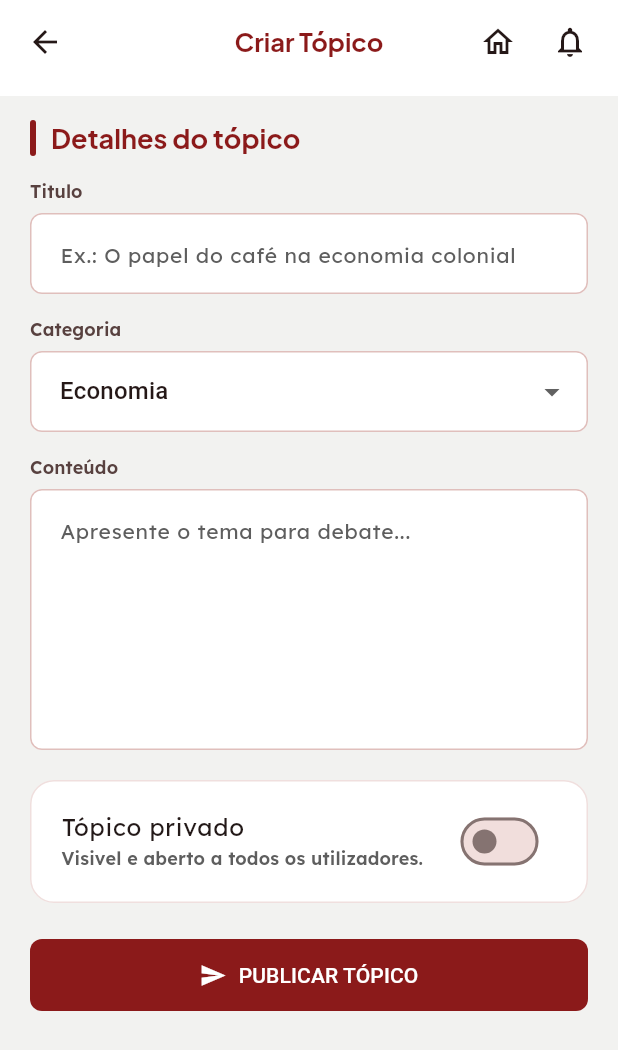
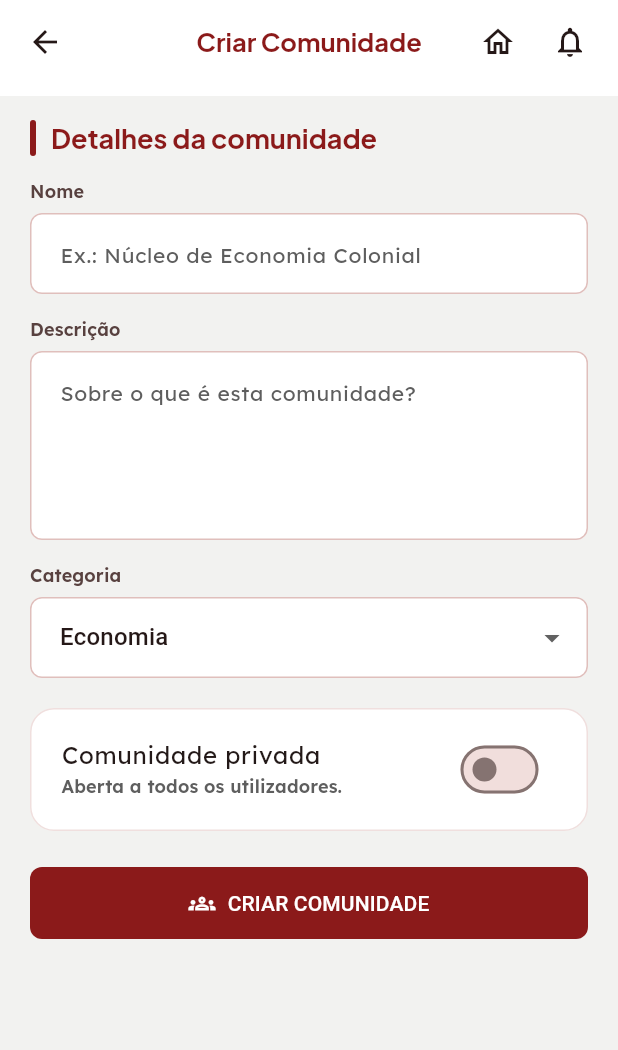
Before and after one commit to SW-Wanted/economia-historia-angola, a Flutter app: the CommunityScreen screen opened by its route, after a tap on "Criar", on a phone screen of 412 x 824 dp. Shown: the top 1050 px of the screen. Run offline on Flutter 3.47's test engine with Material 3 defaults, Android fonts, the phone set to English and light mode, and no system bars; our stand-ins replace device_preview, google_fonts; accounts and stored records are empty; network calls fail.

Commit message:
feat: expand community screens

```diff
--- a/mobile/flutter/lib/screens/community_screen.dart
+++ b/mobile/flutter/lib/screens/community_screen.dart
@@ -41,16 +41,17 @@ class CommunityScreen extends StatelessWidget {
           ),
         ),
         const SizedBox(height: 24),
-        SectionTitle('Categorias', action: TextButton(
-          onPressed: () => Navigator.pushNamed(context, AppRoutes.createTopic),
-          child: const Text('Criar', style: TextStyle(color: AppColors.primary)),
+        SectionTitle('Comunidades', action: TextButton.icon(
+          onPressed: () => Navigator.pushNamed(context, AppRoutes.createCommunity),
+          icon: const Icon(Icons.add, size: 18, color: AppColors.primary),
+          label: const Text('Criar', style: TextStyle(color: AppColors.primary)),
         )),
         const SizedBox(height: 12),
         for (final cat in categories) ...[
           EhCard(
             onTap: () => cat.private
                 ? Navigator.pushNamed(context, AppRoutes.privateForumAccess)
-                : Navigator.pushNamed(context, AppRoutes.forum),
+                : Navigator.pushNamed(context, AppRoutes.communityDetail, arguments: cat),
             child: Row(
               children: [
                 Container(
--- /dev/null
+++ b/mobile/flutter/lib/screens/create_community_screen.dart
@@ -0,0 +1,92 @@
+import 'package:flutter/material.dart';
+
+import '../core/constants/app_colors.dart';
+import '../widgets/eh_button.dart';
+import '../widgets/screen_frame.dart';
+import '../widgets/section_title.dart';
+
+/// Criação de uma nova comunidade. Dentro da comunidade poderão depois ser
+/// criados tópicos de uma categoria específica.
+class CreateCommunityScreen extends StatefulWidget {
+  const CreateCommunityScreen({super.key});
+
+  @override
+  State<CreateCommunityScreen> createState() => _CreateCommunityScreenState();
+}
+
+class _CreateCommunityScreenState extends State<CreateCommunityScreen> {
+  static const _categories = ['Economia', 'História', 'Comércio', 'Educação', 'Agricultura', 'Cultura'];
+
+  final _name = TextEditingController();
+  final _description = TextEditingController();
+  String _category = 'Economia';
+  bool _private = false;
+
+  @override
+  void dispose() {
+    _name.dispose();
+    _description.dispose();
+    super.dispose();
+  }
+
+  void _submit() {
+    if (_name.text.trim().isEmpty) {
+      ScaffoldMessenger.of(context).showSnackBar(
+        const SnackBar(content: Text('Indique um nome para a comunidade.'), behavior: SnackBarBehavior.floating),
+      );
+      return;
+    }
+    Navigator.pop(context);
+    ScaffoldMessenger.of(context).showSnackBar(
+      SnackBar(content: Text('Comunidade "${_name.text.trim()}" criada com sucesso.'), behavior: SnackBarBehavior.floating),
+    );
+  }
+
+  @override
+  Widget build(BuildContext context) {
+    return ScreenFrame(
+      title: 'Criar Comunidade',
+      showBack: true,
+      children: [
+        const SectionTitle('Detalhes da comunidade'),
+        const SizedBox(height: 16),
+        Text('Nome', style: Theme.of(context).textTheme.labelMedium?.copyWith(color: AppColors.textMuted)),
+        const SizedBox(height: 6),
+        TextField(controller: _name, decoration: const InputDecoration(hintText: 'Ex.: Núcleo de Economia Colonial')),
+        const SizedBox(height: 16),
+        Text('Descrição', style: Theme.of(context).textTheme.labelMedium?.copyWith(color: AppColors.textMuted)),
+        const SizedBox(height: 6),
+        TextField(controller: _description, maxLines: 4, decoration: const InputDecoration(hintText: 'Sobre o que é esta comunidade?')),
+        const SizedBox(height: 16),
+        Text('Categoria', style: Theme.of(context).textTheme.labelMedium?.copyWith(color: AppColors.textMuted)),
+        const SizedBox(height: 6),
+        DropdownButtonFormField<String>(
+          initialValue: _category,
+          items: _categories.map((e) => DropdownMenuItem(value: e, child: Text(e))).toList(),
+          onChanged: (v) => setState(() => _category = v ?? _category),
+        ),
+        const SizedBox(height: 20),
+        Container(
+          padding: const EdgeInsets.all(4),
+          decoration: BoxDecoration(
+            color: AppColors.surface,
+            borderRadius: BorderRadius.circular(16),
+            border: Border.all(color: AppColors.outlineVariant.withValues(alpha: .5)),
+          ),
+          child: SwitchListTile(
+            value: _private,
+            activeThumbColor: AppColors.primary,
+            onChanged: (v) => setState(() => _private = v),
+            title: const Text('Comunidade privada'),
+            subtitle: Text(
+              _private ? 'Entrada por convite e aprovação.' : 'Aberta a todos os utilizadores.',
+              style: Theme.of(context).textTheme.labelMedium?.copyWith(color: AppColors.secondary),
+            ),
+          ),
+        ),
+        const SizedBox(height: 24),
+        EhButton(label: 'Criar comunidade', icon: Icons.groups_outlined, onPressed: _submit),
+      ],
+    );
+  }
+}
```
Also changed, not shown: mobile/flutter/lib/screens/community_detail_screen.dart (added, +81 -0 lines).
